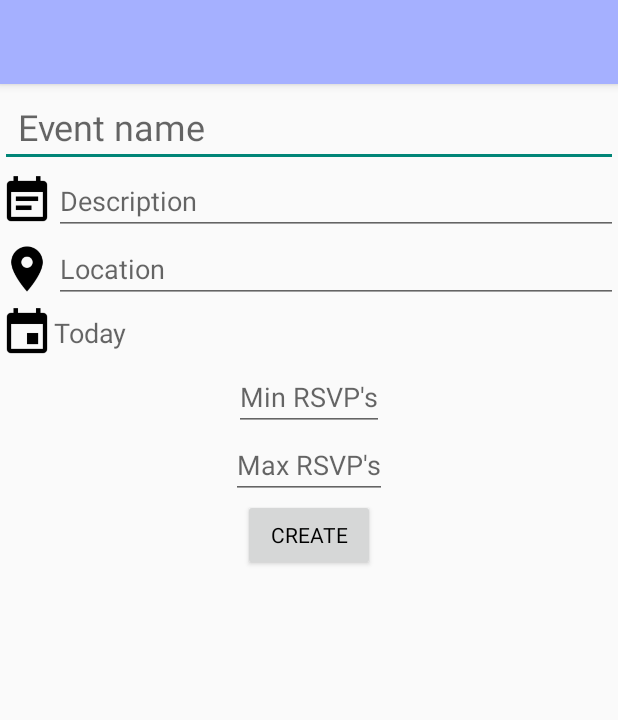
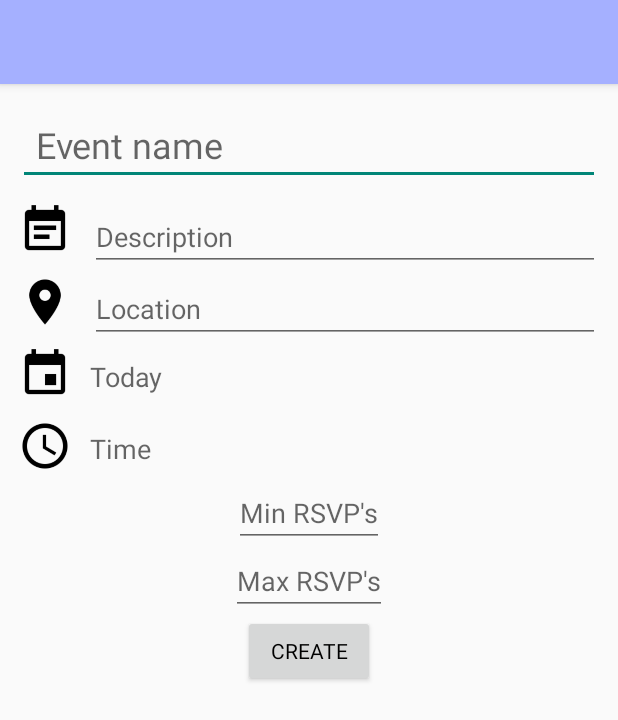
Before and after one commit to pg339/CS5412, an Android app: the CreateEventActivity screen opened directly, with no data from a screen before it, on a phone screen of 412 x 824 dp. Shown: the top 720 px of the screen. Run offline under Robolectric (Android 15) with nearby library versions, the phone set to English and light mode, and no system bars; 1 statement that could not run was skipped.

Commit message:
Getting name from Facebook works. Pickers display. Life is more ok.

```diff
--- a/app/src/main/AndroidManifest.xml
+++ b/app/src/main/AndroidManifest.xml
@@ -4,6 +4,7 @@
 
     <uses-permission android:name="android.permission.INTERNET" />
     <uses-permission android:name="android.permission.ACCESS_NETWORK_STATE" />
+    <uses-permission android:name="android.permission.ACCESS_COARSE_LOCATION"/>
 
     <application
         android:allowBackup="true"
--- a/app/src/main/java/cornell/cs5412/CreateEventActivity.java
+++ b/app/src/main/java/cornell/cs5412/CreateEventActivity.java
@@ -10,6 +10,7 @@ import android.content.Intent;
 import android.content.IntentFilter;
 import android.os.AsyncTask;
 import android.os.Bundle;
+import android.support.annotation.NonNull;
 import android.support.v7.app.AppCompatActivity;
 import android.text.format.DateFormat;
 import android.view.Menu;
@@ -20,23 +21,26 @@ import android.widget.EditText;
 import android.widget.TextView;
 import android.widget.TimePicker;
 
+import com.google.android.gms.common.ConnectionResult;
+import com.google.android.gms.common.api.GoogleApiClient;
+import com.google.android.gms.drive.Drive;
+import com.google.android.gms.location.LocationServices;
 import com.google.gson.Gson;
 
 import java.io.IOException;
 import java.util.Calendar;
 import java.util.GregorianCalendar;
 
-public class CreateEventActivity extends AppCompatActivity {
+public class CreateEventActivity extends AppCompatActivity implements GoogleApiClient.OnConnectionFailedListener {
     EditText titleBox;
     EditText descriptionBox;
-    EditText categoryBox;
     EditText locationBox;
-    EditText latitudeBox;
-    EditText longitudeBox;
     EditText minRsvpsBox;
     EditText maxRsvpsBox;
     TextView info;
     IEvent event;
+
+    GoogleApiClient mGoogleApiClient;
 
     private BroadcastReceiver logoutReceiver;
 
@@ -45,12 +49,16 @@ public class CreateEventActivity extends AppCompatActivity {
         super.onCreate(savedInstanceState);
         setContentView(R.layout.activity_create_event);
 
+        mGoogleApiClient = new GoogleApiClient.Builder(this)
+                .enableAutoManage(this /* FragmentActivity */,
+                        this /* OnConnectionFailedListener */)
+                .addApi(Drive.API)
+                .addScope(Drive.SCOPE_FILE)
+                .build();
+
         titleBox = (EditText) findViewById(R.id.event_title_box);
         descriptionBox = (EditText) findViewById(R.id.description_box);
-        categoryBox = (EditText) findViewById(R.id.category_box);
         locationBox = (EditText) findViewById(R.id.location_box);
-        latitudeBox = (EditText) findViewById(R.id.latitude_box);
-        longitudeBox = (EditText) findViewById(R.id.longitude_box);
         minRsvpsBox = (EditText) findViewById(R.id.minRsvps_box);
         maxRsvpsBox = (EditText) findViewById(R.id.maxRsvps_box);
         info = (TextView) findViewById(R.id.create_event_label);
@@ -99,6 +107,11 @@ public class CreateEventActivity extends AppCompatActivity {
         newFragment.show(getFragmentManager(), "timePicker");
     }
 
+    public void showDatePickerDialog(View v) {
+        DialogFragment newFragment = new DatePickerFragment();
+        newFragment.show(getFragmentManager(), "datePicker");
+    }
+
     public void create(View view) {
 //        double latitude = Double.parseDouble(latitudeBox.getText().toString());
 //        double longitude = Double.parseDouble(longitudeBox.getText().toString());
@@ -113,6 +126,9 @@ public class CreateEventActivity extends AppCompatActivity {
 
         new CreateEventTask().execute(json);
     }
+
+    @Override
+    public void onConnectionFailed(@NonNull ConnectionResult connectionResult) {}
 
     /**
      * From Android developer's guide
--- a/app/src/main/java/cornell/cs5412/EventViewActivity.java
+++ b/app/src/main/java/cornell/cs5412/EventViewActivity.java
@@ -56,8 +56,8 @@ public class EventViewActivity extends AppCompatActivity {
         countButton = (Button) findViewById(R.id.event_view_rsvp_count_button);
 
         if (event.getOwner().equals(user)) {
-            cancel = (Button) getLayoutInflater().inflate(R.layout.cancel_event_button, null);
-            bottom.addView(cancel);
+            RelativeLayout cancelLayout = (RelativeLayout) View.inflate(this, R.layout.cancel_event_button, bottom);
+            cancel = (Button) findViewById(R.id.event_view_cancel_button);
             cancel.setOnClickListener(new View.OnClickListener() {
                 public void onClick(View view) {
                     //TODO: Cancel event
@@ -87,7 +87,7 @@ public class EventViewActivity extends AppCompatActivity {
 
         titleView.setText(event.getTitle());
         descriptionView.setText(event.getDescription());
-        creatorView.setText("Hosted by "+event.getOwner());
+        creatorView.setText("Hosted by "+FacebookUtil.getFacebookProfileField(event.getOwner(), "name"));
         String rsvpCount = ""+event.getRsvps().size();
         if (event.getMaxRsvps() != null) {
             rsvpCount += "/"+event.getMaxRsvps();
--- a/app/src/main/java/cornell/cs5412/FeedActivity.java
+++ b/app/src/main/java/cornell/cs5412/FeedActivity.java
@@ -168,9 +168,9 @@ public class FeedActivity extends AppCompatActivity {
 
     public FeedEvent[] getEvents() {
         //placeholder event samples
-        Event event1 = new Event("My event", "Pablo", "Fun in the sun", "Saturday, April 23rd at 8 PM", "David L. Call Auditorium");
+        Event event1 = new Event("My event", Profile.getCurrentProfile().getId(), "Fun in the sun", "Saturday, April 23rd at 8 PM", "David L. Call Auditorium");
         Event event2 = new Event("My super long and obnoxious event name hahahahahahahahahahhahaahahahahahahaa",
-                "Pablo Garciaaaaaaaaaaaaaaaaaaaaa-Quesada",
+                Profile.getCurrentProfile().getId(),
                 "Lorem ipsum dolor sit amet, consectetur adipiscing elit. Vivamus ex ante, tempor vel pellentesque ut, cursus at ligula. Sed purus nisi, fermentum nec felis id, viverra consequat nisi. Sed fermentum convallis purus, eu viverra enim feugiat sed. Proin sit amet pulvinar dui. Nam nibh nisl, scelerisque vel elementum vitae, iaculis a arcu. Ut convallis nunc non metus pellentesque semper. Cras eget elit lorem. Aliquam erat volutpat. Praesent sollicitudin imperdiet condimentum. Sed a purus at dolor rhoncus elementum a et ligula. Duis odio tortor, ornare ac elementum ac, varius id nunc. Etiam blandit gravida urna in cursus. Praesent ultricies tortor et arcu luctus, bibendum consectetur massa eleifend. Proin fringilla lorem vel feugiat maximus. Vivamus nec lobortis ante. Phasellus dictum fringilla semper.\n" +
                         "\n" +
                         "Mauris sit amet elit interdum, egestas elit at, luctus purus. Donec sed lorem vel tellus imperdiet efficitur. Cras dapibus id sapien ut sodales. Nulla id eleifend ex. Pellentesque ante ipsum, ullamcorper vel posuere nec, venenatis non ante. Nullam ut sem eget erat posuere accumsan tincidunt id justo. Etiam pulvinar sagittis nulla vitae fringilla. Donec a massa eu tortor aliquam interdum. Morbi eget congue neque, eget maximus justo. Suspendisse et urna ac tortor tristique porta nec eu dui. Fusce in commodo dui. Cras eu venenatis mauris. Aenean sed tempor libero, consectetur ornare lacus. Sed nec augue purus. Nam non erat et neque semper porttitor. Nulla a lobortis dolor, volutpat posuere est.\n" +
--- a/app/src/main/java/cornell/cs5412/FeedEvent.java
+++ b/app/src/main/java/cornell/cs5412/FeedEvent.java
@@ -62,7 +62,7 @@ public class FeedEvent implements IEvent{
         rsvpCountBox.setPadding(0, MiscHelpers.pixToDp(context, 10), 0, 0);
         creatorBox = new TextView(context);
         creatorBox.setId(View.generateViewId());
-        creatorBox.setText("By " + event.getOwner());
+        creatorBox.setText("By " + FacebookUtil.getFacebookProfileField(event.getOwner(), "name"));
         creatorBox.setGravity(Gravity.BOTTOM);
         creatorBox.setTextSize(TypedValue.COMPLEX_UNIT_PX, context.getResources().getDimension(R.dimen.display_text_size));
         creatorBox.setTextColor(Color.BLACK);
--- a/app/src/main/res/layout/activity_create_event.xml
+++ b/app/src/main/res/layout/activity_create_event.xml
@@ -26,16 +26,16 @@
         android:paddingStart="@dimen/margin"
         android:paddingEnd="@dimen/margin"
         android:maxLength="40"
+        android:layout_margin="@dimen/margin"
         android:hint="Event name" />
 
     <ImageView
         android:id="@+id/description_box_ic"
         android:layout_width="36dp"
         android:layout_height="36dp"
-        android:layout_alignTop="@id/description_box"
-        android:layout_alignBottom="@id/description_box"
         android:layout_below="@id/event_title_box"
-        android:src="@drawable/ic_event_note_black_24dp" />
+        android:src="@drawable/ic_event_note_black_24dp"
+        android:layout_marginStart="@dimen/margin"/>
 
     <EditText
         android:id="@+id/description_box"
@@ -47,18 +47,20 @@
         android:singleLine="true"
         android:layout_below="@id/event_title_box"
         android:layout_toEndOf="@id/description_box_ic"
-        android:paddingEnd="@dimen/margin"
         android:maxLength="1000"
+        android:layout_alignTop="@id/description_box_ic"
+        android:layout_marginStart="@dimen/margin"
+        android:layout_marginEnd="@dimen/margin"
         android:hint="Description" />
 
     <ImageView
         android:id="@+id/location_box_ic"
         android:layout_width="36dp"
         android:layout_height="36dp"
-        android:layout_alignTop="@id/location_box"
-        android:layout_alignBottom="@id/location_box"
         android:layout_below="@id/description_box_ic"
-        android:src="@drawable/ic_room_black_24dp" />
+        android:src="@drawable/ic_room_black_24dp"
+        android:layout_marginTop="@dimen/margin"
+        android:layout_marginStart="@dimen/margin"/>
 
     <EditText
         android:id="@+id/location_box"
@@ -70,16 +72,19 @@
         android:singleLine="true"
         android:layout_below="@id/description_box"
         android:layout_toEndOf="@id/location_box_ic"
+        android:layout_alignTop="@id/location_box_ic"
+        android:layout_marginStart="@dimen/margin"
+        android:layout_marginEnd="@dimen/margin"
         android:hint="Location" />
 
     <ImageView
         android:id="@+id/date_box_ic"
         android:layout_width="36dp"
         android:layout_height="36dp"
-        android:layout_alignTop="@id/date_box"
-        android:layout_alignBottom="@id/date_box"
         android:layout_below="@id/location_box_ic"
-        android:src="@drawable/ic_insert_invitation_black_24dp" />
+        android:src="@drawable/ic_insert_invitation_black_24dp"
+        android:layout_marginTop="@dimen/margin"
+        android:layout_marginStart="@dimen/margin" />
 
     <TextView
         android:id="@+id/date_box"
@@ -90,8 +95,35 @@
         android:singleLine="true"
         android:layout_below="@id/location_box"
         android:layout_toEndOf="@id/date_box_ic"
+        android:onClick="showDatePickerDialog"
+        android:layout_alignTop="@id/date_box_ic"
+        android:layout_marginStart="@dimen/margin"
+        android:layout_marginEnd="@dimen/margin"
+        android:hint="Today" />
+
+    <ImageView
+        android:id="@+id/time_box_ic"
+        android:layout_width="36dp"
+        android:layout_height="36dp"
+        android:layout_below="@id/date_box_ic"
+        android:src="@drawable/ic_query_builder_black_24dp"
+        android:layout_marginTop="@dimen/margin"
+        android:layout_marginStart="@dimen/margin" />
+
+    <TextView
+        android:id="@+id/time_box"
+        android:layout_width="wrap_content"
+        android:layout_height="40dp"
+        android:layout_centerHorizontal="true"
+        android:gravity="center_vertical"
+        android:singleLine="true"
+        android:layout_below="@id/date_box"
+        android:layout_toEndOf="@id/date_box_ic"
         android:onClick="showTimePickerDialog"
-        android:hint="Today" />
+        android:layout_alignTop="@id/time_box_ic"
+        android:layout_marginStart="@dimen/margin"
+        android:layout_marginEnd="@dimen/margin"
+        android:hint="Time" />
 
     <EditText
         android:id="@+id/minRsvps_box"
@@ -101,7 +133,7 @@
         android:inputType="number"
         android:imeOptions="actionNext"
         android:singleLine="true"
-        android:layout_below="@id/date_box"
+        android:layout_below="@id/time_box"
         android:hint="Min RSVP's" />
 
     <EditText
```
Also changed, not shown: app/src/main/java/cornell/cs5412/Event.java (+16 -0 lines), app/src/main/java/cornell/cs5412/FacebookUtil.java (+19 -6 lines), app/src/main/res/layout/cancel_event_button.xml (+13 -8 lines), 1 other file.
